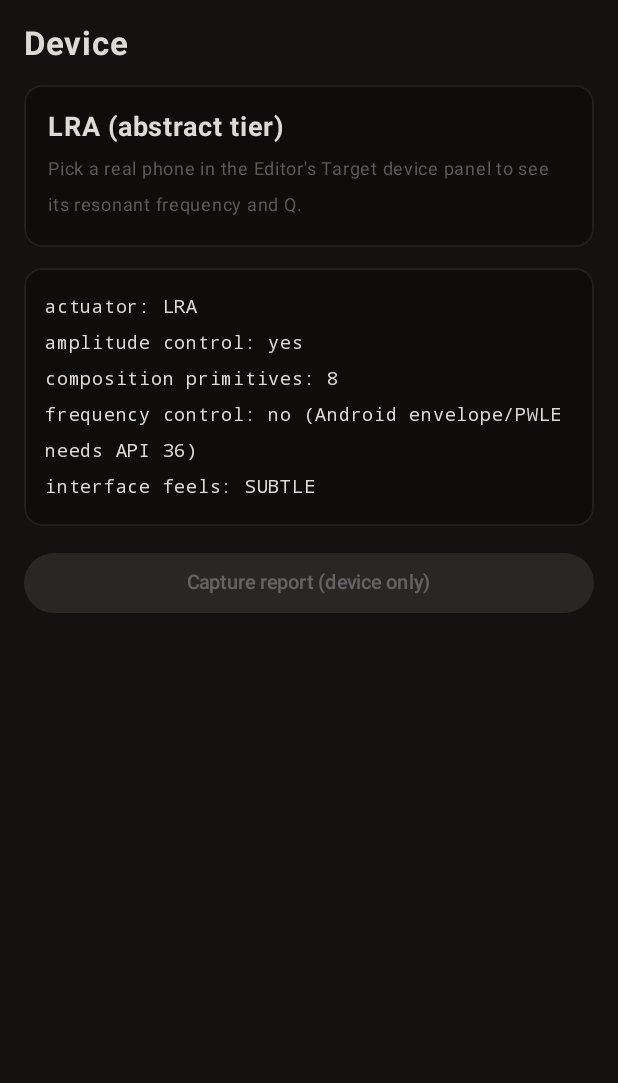
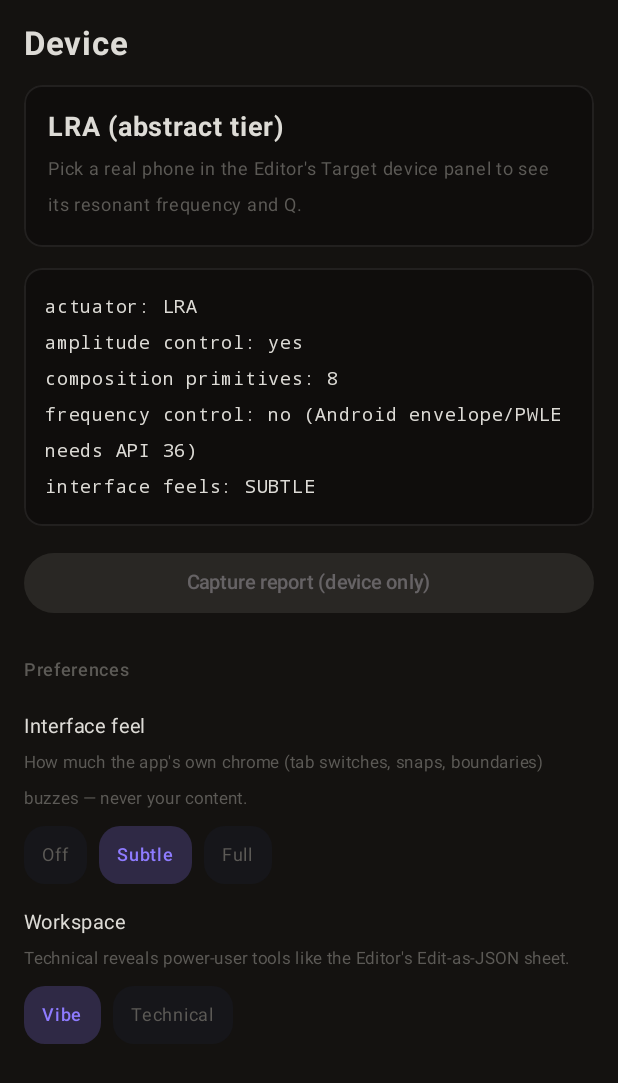
Before and after one commit to mbaliga/hnm_playground, an Android app built with Jetpack Compose: the composable DeviceScreen shown on its own in the app's theme, on a phone screen of 412 x 824 dp. Shown: the top 1083 px of the screen. Run offline under Robolectric (Android 15) with nearby library versions, the phone set to English and light mode, and no system bars.

Commit message:
Device tab: Preferences section (interface feel, workspace mode, replay)
Closes a gap flagged in STATE.md after Phase 6/7: interface-feel level
and workspace mode had no UI once past onboarding, and there was no way
to see the splash or onboarding walkthrough again. Adds a "Preferences"
section to the bottom of the existing Device tab (already the app's
honesty/diagnostics surface, so no new tab or nav model change needed):

- Interface feel and Workspace choice chips bound directly to
  EditorState.interfaceFeelLevel / .workspaceMode.
- "Replay onboarding" / "Replay splash" buttons, wired through new
  optional DeviceScreen/AppShell callbacks that WorkbenchWithSplash
  satisfies by flipping its own show* state — no Android-side wiring
  needed since WorkbenchActivity doesn't need to know about them.

Bumps to v0.24.0 (versionCode 25).

Co-Authored-By: Claude Sonnet 5 <noreply@anthropic.com>
Claude-Session: https://claude.ai/code/session_019ZNgBzBYsaE6y7AdtTr4YF

```diff
--- a/androidApp/build.gradle.kts
+++ b/androidApp/build.gradle.kts
@@ -14,8 +14,8 @@ android {
         applicationId = "dev.hnm.workbench.android"
         minSdk = 31 // VibratorManager + VibrationEffect.Composition primitives
         targetSdk = 34
-        versionCode = 24
-        versionName = "0.23.0"
+        versionCode = 25
+        versionName = "0.24.0"
     }
 
     buildTypes {
--- a/ui/src/commonMain/kotlin/dev/hnm/workbench/ui/AppShell.kt
+++ b/ui/src/commonMain/kotlin/dev/hnm/workbench/ui/AppShell.kt
@@ -50,6 +50,8 @@ fun AppShell(
     state: EditorState,
     onSelfTest: (() -> Unit)? = null,
     onCaptureDeviceReport: (() -> String)? = null,
+    onReplayOnboarding: (() -> Unit)? = null,
+    onReplaySplash: (() -> Unit)? = null,
     reducedMotion: Boolean = false,
     modifier: Modifier = Modifier,
 ) {
@@ -146,6 +148,8 @@ fun AppShell(
                                     AppTab.DEVICE -> DeviceScreen(
                                         state = state,
                                         onCaptureDeviceReport = onCaptureDeviceReport,
+                                        onReplayOnboarding = onReplayOnboarding,
+                                        onReplaySplash = onReplaySplash,
                                         contentPadding = padding,
                                     )
                                 }
--- a/ui/src/commonMain/kotlin/dev/hnm/workbench/ui/WorkbenchApp.kt
+++ b/ui/src/commonMain/kotlin/dev/hnm/workbench/ui/WorkbenchApp.kt
@@ -131,6 +131,8 @@ fun WorkbenchWithSplash(
             state = state,
             onSelfTest = onSelfTest,
             onCaptureDeviceReport = onCaptureDeviceReport,
+            onReplayOnboarding = { showOnboarding = true },
+            onReplaySplash = { showSplash = true },
             reducedMotion = reducedMotion,
         )
         if (showSplash) {
--- a/ui/src/commonMain/kotlin/dev/hnm/workbench/ui/screens/DeviceScreen.kt
+++ b/ui/src/commonMain/kotlin/dev/hnm/workbench/ui/screens/DeviceScreen.kt
@@ -1,6 +1,7 @@
 package dev.hnm.workbench.ui.screens
 
 import androidx.compose.foundation.background
+import androidx.compose.foundation.clickable
 import androidx.compose.foundation.layout.Arrangement
 import androidx.compose.foundation.layout.Column
 import androidx.compose.foundation.layout.PaddingValues
@@ -9,8 +10,10 @@ import androidx.compose.foundation.layout.fillMaxSize
 import androidx.compose.foundation.layout.fillMaxWidth
 import androidx.compose.foundation.layout.padding
 import androidx.compose.foundation.lazy.LazyColumn
+import androidx.compose.foundation.shape.RoundedCornerShape
 import androidx.compose.material3.Button
 import androidx.compose.material3.ButtonDefaults
+import androidx.compose.material3.OutlinedButton
 import androidx.compose.material3.Text
 import androidx.compose.runtime.Composable
 import androidx.compose.runtime.getValue
@@ -18,12 +21,15 @@ import androidx.compose.runtime.mutableStateOf
 import androidx.compose.runtime.remember
 import androidx.compose.runtime.setValue
 import androidx.compose.ui.Modifier
+import androidx.compose.ui.draw.clip
 import androidx.compose.ui.text.font.FontFamily
 import androidx.compose.ui.text.font.FontWeight
 import androidx.compose.ui.unit.dp
 import androidx.compose.ui.unit.sp
+import dev.hnm.workbench.core.playback.InterfaceFeelLevel
 import dev.hnm.workbench.ui.components.GlassSurface
 import dev.hnm.workbench.ui.model.EditorState
+import dev.hnm.workbench.ui.model.WorkspaceMode
 import dev.hnm.workbench.ui.theme.HyleRoles
 
 /**
@@ -38,6 +44,8 @@ fun DeviceScreen(
     state: EditorState,
     modifier: Modifier = Modifier,
     onCaptureDeviceReport: (() -> String)? = null,
+    onReplayOnboarding: (() -> Unit)? = null,
+    onReplaySplash: (() -> Unit)? = null,
     contentPadding: PaddingValues = PaddingValues(0.dp),
 ) {
     var report by remember { mutableStateOf<String?>(null) }
@@ -96,6 +104,87 @@ fun DeviceScreen(
                 }
             }
         }
+
+        item {
+            Text(
+                "Preferences",
+                color = HyleRoles.Muted,
+                fontSize = 12.sp,
+                fontWeight = FontWeight.SemiBold,
+                modifier = Modifier.padding(top = 8.dp),
+            )
+        }
+        item {
+            Column {
+                Text("Interface feel", color = HyleRoles.OnSurface, fontSize = 13.sp)
+                Text(
+                    "How much the app's own chrome (tab switches, snaps, boundaries) buzzes — never your content.",
+                    color = HyleRoles.Muted,
+                    fontSize = 11.sp,
+                    modifier = Modifier.padding(bottom = 6.dp),
+                )
+                Row(horizontalArrangement = Arrangement.spacedBy(8.dp)) {
+                    InterfaceFeelLevel.entries.forEach { level ->
+                        ChoiceChip(
+                            label = level.name.lowercase().replaceFirstChar { it.uppercase() },
+                            selected = state.interfaceFeelLevel == level,
+                            onClick = { state.interfaceFeelLevel = level },
+                        )
+                    }
+                }
+            }
+        }
+        item {
+            Column {
+                Text("Workspace", color = HyleRoles.OnSurface, fontSize = 13.sp)
+                Text(
+                    "Technical reveals power-user tools like the Editor's Edit-as-JSON sheet.",
+                    color = HyleRoles.Muted,
+                    fontSize = 11.sp,
+                    modifier = Modifier.padding(bottom = 6.dp),
+                )
+                Row(horizontalArrangement = Arrangement.spacedBy(8.dp)) {
+                    WorkspaceMode.entries.forEach { mode ->
+                        ChoiceChip(
+                            label = mode.name.lowercase().replaceFirstChar { it.uppercase() },
+                            selected = state.workspaceMode == mode,
+                            onClick = { state.workspaceMode = mode },
+                        )
+                    }
+                }
+            }
+        }
+        if (onReplayOnboarding != null || onReplaySplash != null) {
+            item {
+                Row(Modifier.fillMaxWidth(), horizontalArrangement = Arrangement.spacedBy(8.dp)) {
+                    if (onReplayOnboarding != null) {
+                        OutlinedButton(onClick = onReplayOnboarding, modifier = Modifier.weight(1f)) {
+                            Text("Replay onboarding", fontSize = 12.sp)
+                        }
+                    }
+                    if (onReplaySplash != null) {
+                        OutlinedButton(onClick = onReplaySplash, modifier = Modifier.weight(1f)) {
+                            Text("Replay splash", fontSize = 12.sp)
+                        }
+                    }
+                }
+            }
+        }
+    }
+}
+
+@Composable
+private fun ChoiceChip(label: String, selected: Boolean, onClick: () -> Unit) {
+    val bg = if (selected) HyleRoles.PrimaryAction.copy(alpha = 0.22f) else HyleRoles.Surface
+    val fg = if (selected) HyleRoles.PrimaryAction else HyleRoles.Muted
+    Row(
+        Modifier
+            .clip(RoundedCornerShape(14.dp))
+            .background(bg)
+            .clickable { onClick() }
+            .padding(horizontal = 12.dp, vertical = 7.dp),
+    ) {
+        Text(label, color = fg, fontSize = 12.sp, fontWeight = if (selected) FontWeight.SemiBold else FontWeight.Normal)
     }
 }
 
```
Also changed, not shown: 3 other files.
